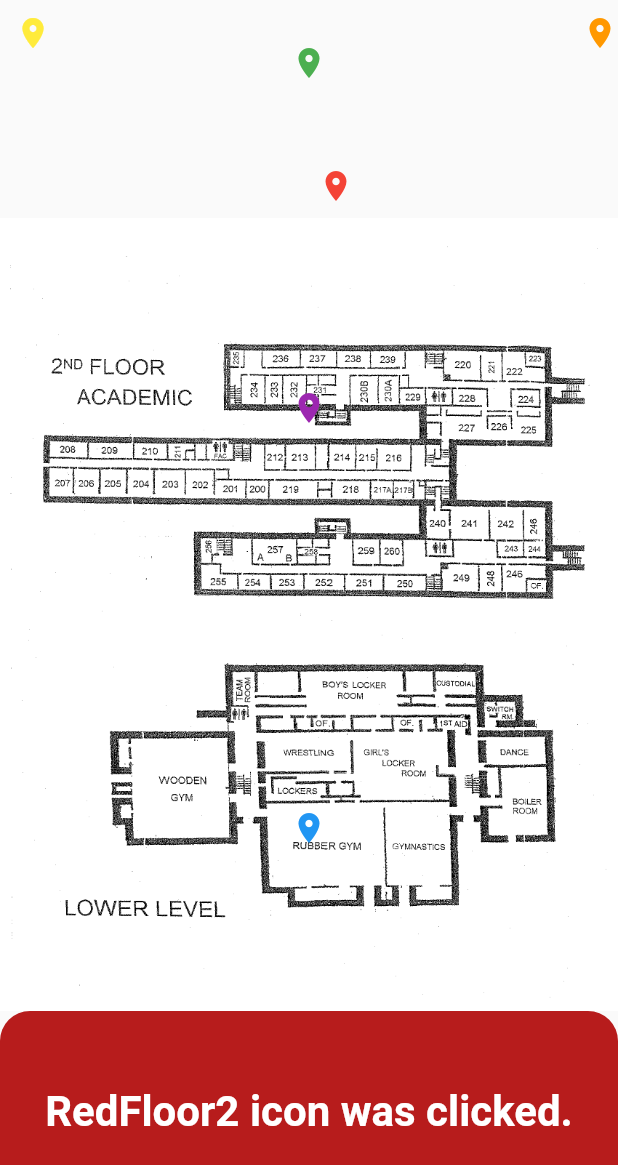
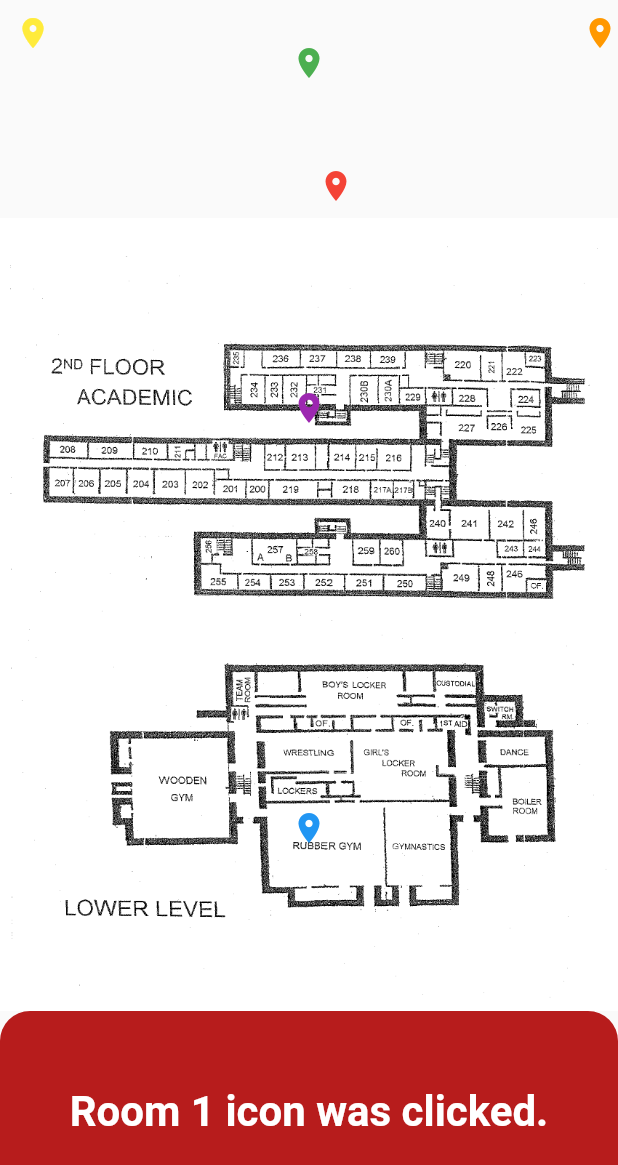
Before and after one commit to Nigel-Karunaratne/BHS_CompanionApp, a Flutter app: the Floor2Stack widget shown alone on an empty page, opened directly, after a tap on the "place" icon, on a phone screen of 412 x 824 dp. Shown: the top 1165 px of the screen. Run offline on Flutter 3.47's test engine with Material 2 defaults, Android fonts, the light colour scheme and no system bars; our stand-ins replace flutter_native_splash.

Commit message:
Map buttons now pull from map in map_model.dart

```diff
--- a/lib/models/map_model.dart
+++ b/lib/models/map_model.dart
@@ -54,3 +54,15 @@ class MapObjectData {
   }
 
 }
+
+//* UNIVERSAL MAP OF ROOMS
+class RoomData {
+  static Map<String, MapObjectData> dataMap = {
+    // "": MapObjectData(""),
+    "R1": MapObjectData("Room 1"),
+    "R2": MapObjectData("Room 2"),
+    "R3": MapObjectData("Room 3"),
+    "R4": MapObjectData("Room 4"),
+    "R5": MapObjectData("Room 5"),
+  };
+}
--- a/lib/models/roomsearchdelegate.dart
+++ b/lib/models/roomsearchdelegate.dart
@@ -13,7 +13,8 @@ class RoomSearchDelegate extends SearchDelegate {
   ];
 
   RoomSearchDelegate() {
-    //!* Can change searchterms from here. Useful if needed to be pulled from a file.
+    //!* Can change searchterms from here (?). Useful if needed to be pulled from a file.
+    searchTerms = RoomData.dataMap.keys.toList(); //! Unoptimized?
   }
 
 
@@ -79,7 +80,7 @@ class RoomSearchDelegate extends SearchDelegate {
           title: Text(result),
           onTap: () {
             close(context, result);
-            Provider.of<MapProvider>(context, listen: false).showResultsBottomSheet(Provider.of<MapProvider>(context, listen: false).mapBuildContext??context, MapObjectData("Data"));
+            Provider.of<MapProvider>(context, listen: false).showResultsBottomSheet(Provider.of<MapProvider>(context, listen: false).mapBuildContext??context, RoomData.dataMap[matchQuery[index]]??MapObjectData("_error_02_"));
           },
         );
       },
--- a/lib/views/widgets/mapbutton.dart
+++ b/lib/views/widgets/mapbutton.dart
@@ -5,12 +5,13 @@ import 'package:bhs__companion__app/models/map_model.dart';
 
 // ignore: must_be_immutable
 class MapButton extends StatefulWidget {
-  MapObjectData data = MapObjectData("null");
+  // MapObjectData data = MapObjectData("null");
+  String id;
   double top = 0;
   double left = 0;
   Color? iconColor;
 
-  MapButton({Key? key, required this.data, this.top = 0, this.left = 0, this.iconColor}) : super(key: key);
+  MapButton({Key? key, required this.id, this.top = 0, this.left = 0, this.iconColor}) : super(key: key);
 
   @override
   State<MapButton> createState() => _MapButtonState();
@@ -24,7 +25,8 @@ class _MapButtonState extends State<MapButton> {
         padding: EdgeInsets.zero,
         icon: Icon(Icons.place, color: widget.iconColor??Colors.red,),
         onPressed: () {
-          Provider.of<MapProvider>(context, listen: false).showOverlayFromProvider(widget.data, context);
+          print("ID: ${widget.id}");
+          Provider.of<MapProvider>(context, listen: false).showOverlayFromProvider(RoomData.dataMap[widget.id]??MapObjectData("_error_01_"), context);
         },
       ),
       top: widget.top,
```
Also changed, not shown: lib/views/widgets/mapdisplay.dart (+6 -6 lines).
